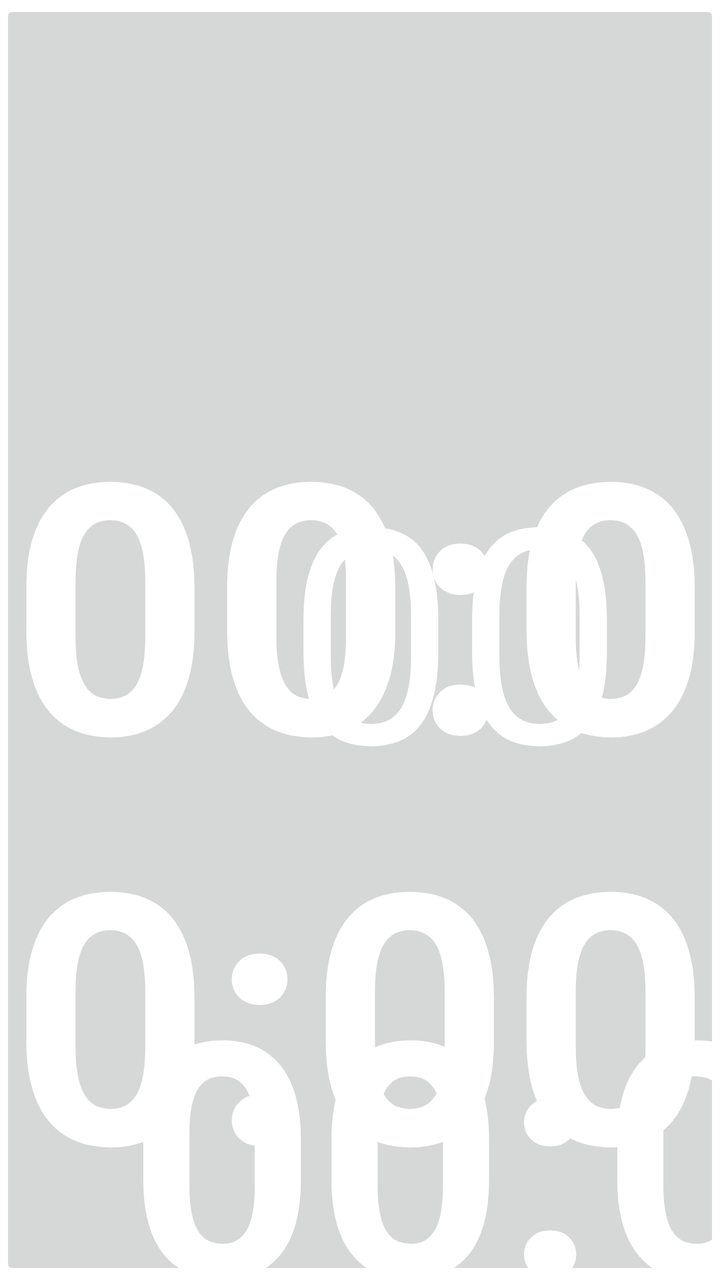
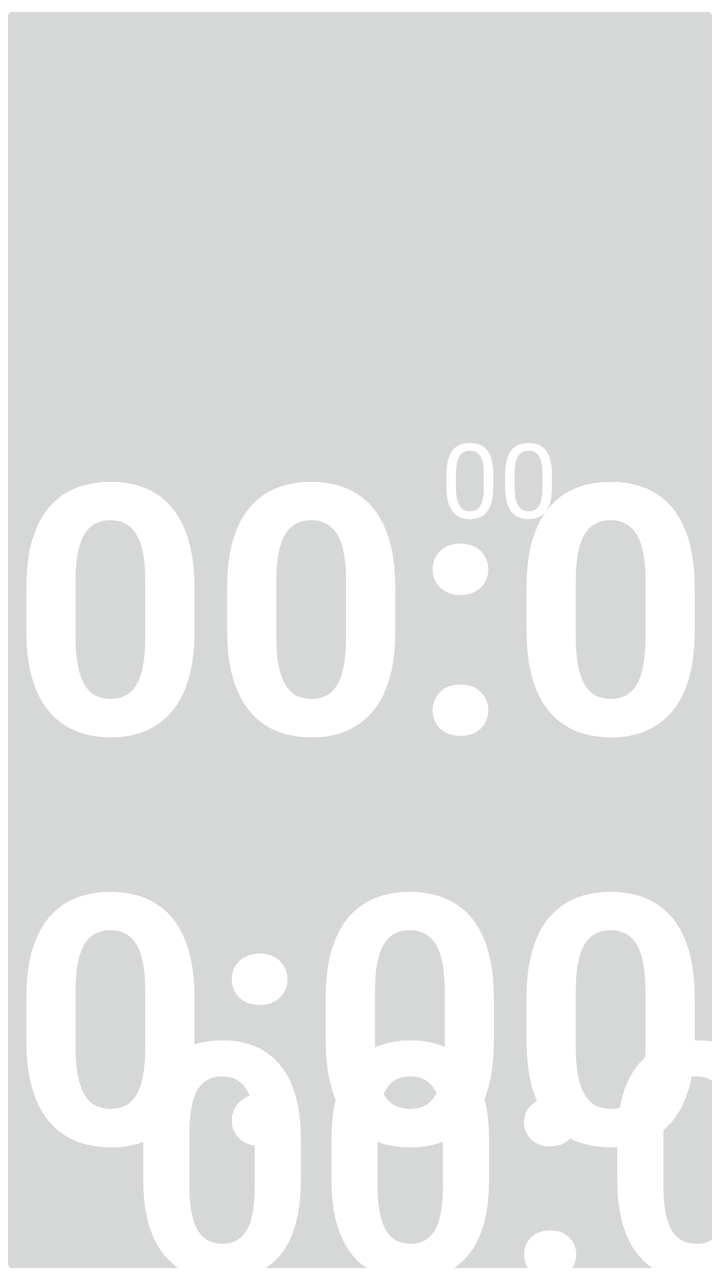

An Android layout rendered at two revisions. The XML below is the earlier revision; the diff shows what the commit changed to produce the second picture.
<!-- AndroidManifest.xml: application theme Theme.OpRoom -->
<!-- res/layout/activity_setting.xml -->
<?xml version="1.0" encoding="utf-8"?>
<androidx.constraintlayout.widget.ConstraintLayout xmlns:android="http://schemas.android.com/apk/res/android"
    xmlns:app="http://schemas.android.com/apk/res-auto"
    xmlns:tools="http://schemas.android.com/tools"
    android:layout_width="match_parent"
    android:layout_height="match_parent"
    android:visibility="visible">

    <ImageButton
        android:id="@+id/imageButton2"
        android:layout_width="0dp"
        android:layout_height="0dp"
        android:foreground="@drawable/page2"
        android:onClick="hideThatShit"
        app:layout_constraintBottom_toBottomOf="parent"
        app:layout_constraintEnd_toEndOf="parent"
        app:layout_constraintHorizontal_bias="0.0"
        app:layout_constraintStart_toStartOf="parent"
        app:layout_constraintTop_toTopOf="parent"
        app:layout_constraintVertical_bias="0.0" />

    <Button
        android:id="@+id/button"
        android:layout_width="110dp"
        android:layout_height="110dp"
        android:layout_marginTop="32dp"
        android:layout_marginEnd="32dp"
        android:background="#00FFFFFF"
        android:onClick="onClick"
        android:text="  "
        app:layout_constraintEnd_toEndOf="parent"
        app:layout_constraintTop_toTopOf="parent" />

    <Button
        android:id="@+id/button_info"
        android:layout_width="110dp"
        android:layout_height="110dp"
        android:layout_marginTop="32dp"
        android:layout_marginEnd="315dp"
        android:background="#00FFFFFF"
        android:onClick="onClick"
        android:text="  "
        app:layout_constraintEnd_toEndOf="parent"
        app:layout_constraintTop_toTopOf="parent" />

    <TextView
        android:id="@+id/textView_opHour"
        android:layout_width="wrap_content"
        android:layout_height="wrap_content"
        android:layout_marginStart="690dp"
        android:layout_marginTop="465dp"
        android:scaleX="1"
        android:scaleY="1"
        android:text="00:"
        android:textColor="#FFFFFF"
        android:textIsSelectable="false"
        android:textSize="164sp"
        android:textStyle="bold"
        app:layout_constraintStart_toStartOf="parent"
        app:layout_constraintTop_toTopOf="parent" />

    <TextView
        android:id="@+id/textView_semiColon1"
        android:layout_width="wrap_content"
        android:layout_height="wrap_content"
        android:layout_marginStart="35dp"
        android:layout_marginTop="18dp"
        android:scaleX="1.5"
        android:scaleY="1.5"
        android:text=":"
        android:textColor="#FFFFFF"
        android:textIsSelectable="false"
        android:textSize="96sp"
        android:textStyle="bold"
        android:visibility="gone"
        app:layout_constraintStart_toEndOf="@+id/textView_opHour"
        app:layout_constraintTop_toTopOf="@+id/textView_opHour" />

    <TextView
        android:id="@+id/textView_opMin"
        android:layout_width="wrap_content"
        android:layout_height="wrap_content"
        android:layout_marginStart="235dp"
        android:scaleX="1"
        android:scaleY="1"
        android:text="00"
        android:textColor="#FFFFFF"
        android:textIsSelectable="false"
        android:textSize="164sp"
        android:textStyle="bold"
        app:layout_constraintStart_toStartOf="@+id/textView_opHour"
        app:layout_constraintTop_toTopOf="@+id/textView_opHour" />

    <TextView
        android:id="@+id/textView_semiColon2"
        android:layout_width="wrap_content"
        android:layout_height="wrap_content"
        android:layout_marginStart="55dp"
        android:layout_marginTop="18dp"
        android:scaleX="1.5"
        android:scaleY="1.5"
        android:text=":"
        android:textColor="#FFFFFF"
        android:textIsSelectable="false"
        android:textSize="96sp"
        android:textStyle="bold"
        android:visibility="gone"
        app:layout_constraintStart_toEndOf="@+id/textView_opMin"
        app:layout_constraintTop_toTopOf="@+id/textView_opMin" />

    <TextView
        android:id="@+id/textView_opSec"
        android:layout_width="wrap_content"
        android:layout_height="wrap_content"
        android:layout_marginStart="140dp"
        android:scaleX="1.5"
        android:scaleY="1.5"
        android:text="00"
        android:textColor="#FFFFFF"
        android:textIsSelectable="false"
        android:textSize="140sp"
        android:textStyle="bold"
        android:visibility="gone"
        app:layout_constraintStart_toEndOf="@+id/textView_opMin"
        app:layout_constraintTop_toTopOf="@+id/textView_opMin" />

    <ImageButton
        android:id="@+id/imageButton_startOp"
        android:layout_width="wrap_content"
        android:layout_height="wrap_content"
        android:layout_marginStart="1107dp"
        android:layout_marginTop="510dp"
        android:background="#00FFFFFF"
        android:onClick="onClick"
        android:scaleX="0.6"
        android:scaleY="0.6"
        app:layout_constraintStart_toStartOf="parent"
        app:layout_constraintTop_toTopOf="parent"
        app:srcCompat="@drawable/start_count" />

    <TextView
        android:id="@+id/textView_anHour"
        android:layout_width="wrap_content"
        android:layout_height="wrap_content"
        android:layout_marginStart="64dp"
        android:layout_marginTop="465dp"
        android:scaleX="1"
        android:scaleY="1"
        android:text="00:"
        android:textColor="#FFFFFF"
        android:textIsSelectable="false"
        android:textSize="164sp"
        android:textStyle="bold"
        app:layout_constraintStart_toStartOf="parent"
        app:layout_constraintTop_toTopOf="parent" />

    <TextView
        android:id="@+id/textView_semiColon3"
        android:layout_width="wrap_content"
        android:layout_height="wrap_content"
        android:layout_marginStart="35dp"
        android:layout_marginTop="18dp"
        android:scaleX="1.5"
        android:scaleY="1.5"
        android:text=":"
        android:textColor="#FFFFFF"
        android:textIsSelectable="false"
        android:textSize="96sp"
        android:textStyle="bold"
        android:visibility="gone"
        app:layout_constraintStart_toEndOf="@+id/textView_anHour"
        app:layout_constraintTop_toTopOf="@+id/textView_anHour" />

    <TextView
        android:id="@+id/textView_anMin"
        android:layout_width="wrap_content"
        android:layout_height="wrap_content"
        android:layout_marginStart="237dp"
        android:scaleX="1"
        android:scaleY="1"
        android:text="00"
        android:textColor="#FFFFFF"
        android:textIsSelectable="false"
        android:textSize="164sp"
        android:textStyle="bold"
        app:layout_constraintStart_toStartOf="@+id/textView_anHour"
        app:layout_constraintTop_toTopOf="@+id/textView_anHour" />

    <TextView
        android:id="@+id/textView_semiColon4"
        android:layout_width="wrap_content"
        android:layout_height="wrap_content"
        android:layout_marginStart="55dp"
        android:layout_marginTop="18dp"
        android:scaleX="1.5"
        android:scaleY="1.5"
        android:text=":"
        android:textColor="#FFFFFF"
        android:textIsSelectable="false"
        android:textSize="96sp"
        android:textStyle="bold"
        android:visibility="gone"
        app:layout_constraintStart_toEndOf="@+id/textView_anMin"
        app:layout_constraintTop_toTopOf="@+id/textView_anMin" />

    <TextView
        android:id="@+id/textView_anSec"
        android:layout_width="wrap_content"
        android:layout_height="wrap_content"
        android:layout_marginStart="140dp"
        android:scaleX="1.5"
        android:scaleY="1.5"
        android:text="00"
        android:textColor="#FFFFFF"
        android:textIsSelectable="false"
        android:textSize="140sp"
        android:textStyle="bold"
        android:visibility="gone"
        app:layout_constraintStart_toEndOf="@+id/textView_anMin"
        app:layout_constraintTop_toTopOf="@+id/textView_anMin" />

    <ImageButton
        android:id="@+id/imageButton_startAn"
        android:layout_width="wrap_content"
        android:layout_height="wrap_content"
        android:layout_marginStart="480dp"
        android:layout_marginTop="0dp"
        android:background="#00FFFFFF"
        android:onClick="onClick"
        android:scaleX="0.6"
        android:scaleY="0.6"
        app:layout_constraintStart_toStartOf="parent"
        app:layout_constraintTop_toTopOf="@+id/imageButton_startOp"
        app:srcCompat="@drawable/start_count" />

    <Button
        android:id="@+id/buttonReset"
        android:layout_width="110dp"
        android:layout_height="110dp"
        android:layout_marginStart="580dp"
        android:layout_marginTop="32dp"
        android:background="#00FFFFFF"
        android:onClick="onClick"
        android:text="  "
        app:layout_constraintStart_toStartOf="parent"
        app:layout_constraintTop_toTopOf="@+id/imageButton2" />

    <ImageButton
        android:id="@+id/miniLight1"
        android:layout_width="70dp"
        android:layout_height="70dp"
        android:layout_marginStart="1105dp"
        android:background="#00FFFFFF"
        android:onClick="onClick"
        android:visibility="gone"
        app:layout_constraintBottom_toBottomOf="parent"
        app:layout_constraintStart_toStartOf="@id/imageButton2"
        app:layout_constraintTop_toTopOf="parent"
        app:layout_constraintVertical_bias="0.33"
        app:srcCompat="@drawable/light_off" />

    <ImageButton
        android:id="@+id/miniLight2"
        android:layout_width="70dp"
        android:layout_height="70dp"
        android:layout_marginStart="1157dp"
        android:background="#00FFFFFF"
        android:onClick="onClick"
        android:visibility="gone"
        app:layout_constraintBottom_toBottomOf="parent"
        app:layout_constraintStart_toStartOf="@id/imageButton2"
        app:layout_constraintTop_toTopOf="parent"
        app:layout_constraintVertical_bias="0.33"
        app:srcCompat="@drawable/light_off" />

    <TextView
        android:id="@+id/textView_date"
        android:layout_width="wrap_content"
        android:layout_height="wrap_content"
        android:layout_marginTop="205dp"
        android:text="00:00:00"
        android:scaleX="1.5"
        android:scaleY="1.5"
        android:textAlignment="center"
        android:textColor="#FFFFFF"
        android:textSize="140sp"
        android:textStyle="bold"
        android:visibility="gone"
        app:layout_constraintEnd_toEndOf="parent"
        app:layout_constraintHorizontal_bias="0.26"
        app:layout_constraintStart_toStartOf="parent"
        app:layout_constraintTop_toTopOf="@+id/imageButton2" />

    <TextView
        android:id="@+id/textView_time"
        android:layout_width="wrap_content"
        android:layout_height="wrap_content"
        android:layout_marginTop="182dp"
        android:scaleX="1"
        android:scaleY="1"
        android:text="00:00:00"
        android:textAlignment="center"
        android:textColor="#FFFFFF"
        android:textSize="175sp"
        android:textStyle="bold"
        app:layout_constraintEnd_toEndOf="parent"
        app:layout_constraintHorizontal_bias="0.077"
        app:layout_constraintStart_toStartOf="parent"
        app:layout_constraintTop_toTopOf="@+id/imageButton2" />

    <TextView
        android:id="@+id/textView_sensorTempMini"
        android:layout_width="wrap_content"
        android:layout_height="wrap_content"
        android:layout_marginStart="1100dp"
        android:layout_marginTop="205dp"
        android:text="00.0"
        android:textColor="#FFFFFF"
        android:textSize="52sp"
        app:layout_constraintStart_toStartOf="parent"
        app:layout_constraintTop_toTopOf="parent" />

    <TextView
        android:id="@+id/textView_sensorHumMini"
        android:layout_width="wrap_content"
        android:layout_height="wrap_content"
        android:layout_marginTop="130dp"
        android:text="00.0"
        android:textColor="#FFFFFF"
        android:textSize="52sp"
        app:layout_constraintEnd_toEndOf="@+id/textView_sensorTempMini"
        app:layout_constraintStart_toStartOf="@+id/textView_sensorTempMini"
        app:layout_constraintTop_toTopOf="@+id/textView_sensorTempMini" />

    <TextView
        android:id="@+id/textView_sensorPresMini"
        android:layout_width="wrap_content"
        android:layout_height="wrap_content"
        android:layout_marginTop="213dp"
        android:text="00"
        android:textAlignment="center"
        android:textColor="#FFFFFF"
        android:textSize="150sp"
        android:visibility="visible"
        app:layout_constraintEnd_toEndOf="parent"
        app:layout_constraintHorizontal_bias="0.747"
        app:layout_constraintStart_toStartOf="parent"
        app:layout_constraintTop_toTopOf="parent" />

    <TextView
        android:id="@+id/textView"
        android:layout_width="wrap_content"
        android:layout_height="wrap_content"
        android:layout_marginEnd="60dp"
        android:layout_marginBottom="234dp"
        android:text="Nhiệt         Ẩm"
        android:textColor="#FFFFFF"
        android:textSize="30sp"
        android:visibility="gone"
        app:layout_constraintBottom_toBottomOf="parent"
        app:layout_constraintEnd_toEndOf="parent" />

    <TextView
        android:id="@+id/textView2"
        android:layout_width="wrap_content"
        android:layout_height="wrap_content"
        android:layout_marginEnd="80dp"
        android:layout_marginBottom="110dp"
        android:text="Chênh áp"
        android:textColor="#FFFFFF"
        android:textSize="30sp"
        android:visibility="gone"
        app:layout_constraintBottom_toBottomOf="parent"
        app:layout_constraintEnd_toEndOf="parent" />

    <ImageView
        android:id="@+id/imageView_info"
        android:layout_width="0dp"
        android:layout_height="0dp"
        android:adjustViewBounds="false"
        android:cropToPadding="false"
        android:onClick="onClick"
        android:scaleType="centerCrop"
        android:visibility="gone"
        app:layout_constraintBottom_toBottomOf="@+id/imageButton2"
        app:layout_constraintEnd_toEndOf="parent"
        app:layout_constraintStart_toStartOf="@+id/imageButton2"
        app:layout_constraintTop_toTopOf="@+id/imageButton2"
        app:srcCompat="@drawable/pic0" />

    <Button
        android:id="@+id/button_nextP"
        android:layout_width="300dp"
        android:layout_height="0dp"
        android:background="#00FFFFFF"
        android:onClick="onClick"
        android:text="  "
        android:visibility="gone"
        app:layout_constraintBottom_toBottomOf="@+id/imageButton2"
        app:layout_constraintEnd_toEndOf="@+id/imageButton2"
        app:layout_constraintTop_toTopOf="@+id/imageButton2"
        app:layout_constraintVertical_bias="0.0" />

    <Button
        android:id="@+id/button_backP"
        android:layout_width="300dp"
        android:layout_height="0dp"
        android:background="#00FFFFFF"
        android:onClick="onClick"
        android:text="  "
        android:visibility="gone"
        app:layout_constraintBottom_toBottomOf="@+id/imageButton2"
        app:layout_constraintStart_toStartOf="@+id/imageButton2"
        app:layout_constraintTop_toTopOf="@+id/imageButton2"
        app:layout_constraintVertical_bias="0.0" />

    <Button
        android:id="@+id/button_slideShow"
        android:layout_width="0dp"
        android:layout_height="150dp"
        android:background="#00FFFFFF"
        android:onClick="onClick"
        android:text="  "
        android:visibility="gone"
        app:layout_constraintBottom_toBottomOf="@+id/imageButton2"
        app:layout_constraintEnd_toStartOf="@+id/button_nextP"
        app:layout_constraintStart_toEndOf="@+id/button_backP"

        />
</androidx.constraintlayout.widget.ConstraintLayout>
<!-- resources referenced by this layout -->
<resources>
  <!-- drawable light_off: png bitmap (drawable, 1186 bytes) -->
  <!-- drawable page2: png bitmap (drawable, 89550 bytes) -->
  <!-- drawable pic0: png bitmap (drawable, 859107 bytes) -->
  <!-- drawable start_count: png bitmap (drawable, 6145 bytes) -->
  <style name="Theme.OpRoom" parent="Theme.MaterialComponents.DayNight.NoActionBar">
          
          <item name="colorPrimary">@color/teal_lfs</item>
          <item name="colorPrimaryVariant">@color/purple_700</item>
          <item name="colorOnPrimary">@color/white</item>
          
          <item name="colorSecondary">@color/teal_200</item>
          <item name="colorSecondaryVariant">@color/teal_700</item>
          <item name="colorOnSecondary">@color/black</item>
          
          <item name="android:statusBarColor">?attr/colorPrimaryVariant</item>
          
      </style>
  <color name="teal_lfs">#FF5cbddc</color>
  <color name="purple_700">#FF3700B3</color>
  <color name="white">#FFFFFFFF</color>
  <color name="teal_200">#FF03DAC5</color>
  <color name="teal_700">#FF018786</color>
  <color name="black">#FF000000</color>
</resources>

<!-- the commit's change to res/layout/activity_setting.xml (unified diff, before → after) -->
@@ -10,11 +10,11 @@
         android:id="@+id/imageButton2"
         android:layout_width="0dp"
         android:layout_height="0dp"
-        android:foreground="@drawable/page2"
+        android:foreground="@drawable/page2v1"
         android:onClick="hideThatShit"
         app:layout_constraintBottom_toBottomOf="parent"
         app:layout_constraintEnd_toEndOf="parent"
-        app:layout_constraintHorizontal_bias="0.0"
+        app:layout_constraintHorizontal_bias="1.0"
         app:layout_constraintStart_toStartOf="parent"
         app:layout_constraintTop_toTopOf="parent"
         app:layout_constraintVertical_bias="0.0" />
@@ -333,17 +333,31 @@
         app:layout_constraintTop_toTopOf="@+id/textView_sensorTempMini" />
 
     <TextView
+        android:id="@+id/textView_insulationResistance"
+        android:layout_width="wrap_content"
+        android:layout_height="wrap_content"
+        android:layout_marginTop="944dp"
+        android:text="00.0"
+        android:textColor="#FFFFFF"
+        android:textSize="52sp"
+        app:layout_constraintEnd_toEndOf="@+id/textView_insulationResistance"
+        app:layout_constraintHorizontal_bias="1.0"
+        app:layout_constraintStart_toStartOf="@+id/textView_insulationResistance"
+        app:layout_constraintTop_toTopOf="@+id/textView_insulationResistance"
+        tools:ignore="NotSibling" />
+
+    <TextView
         android:id="@+id/textView_sensorPresMini"
         android:layout_width="wrap_content"
         android:layout_height="wrap_content"
-        android:layout_marginTop="213dp"
+        android:layout_marginTop="204dp"
         android:text="00"
         android:textAlignment="center"
         android:textColor="#FFFFFF"
-        android:textSize="150sp"
+        android:textSize="52sp"
         android:visibility="visible"
         app:layout_constraintEnd_toEndOf="parent"
-        app:layout_constraintHorizontal_bias="0.747"
+        app:layout_constraintHorizontal_bias="0.731"
         app:layout_constraintStart_toStartOf="parent"
         app:layout_constraintTop_toTopOf="parent" />
 
<!-- resource entries referenced after the edit -->
@@ -1,7 +1,7 @@
 <!-- resources referenced by this layout -->
 <resources>
   <!-- drawable light_off: png bitmap (drawable, 1186 bytes) -->
-  <!-- drawable page2: png bitmap (drawable, 89550 bytes) -->
+  <!-- drawable page2v1: png bitmap (drawable, 76669 bytes) -->
   <!-- drawable pic0: png bitmap (drawable, 859107 bytes) -->
   <!-- drawable start_count: png bitmap (drawable, 6145 bytes) -->
   <style name="Theme.OpRoom" parent="Theme.MaterialComponents.DayNight.NoActionBar">
